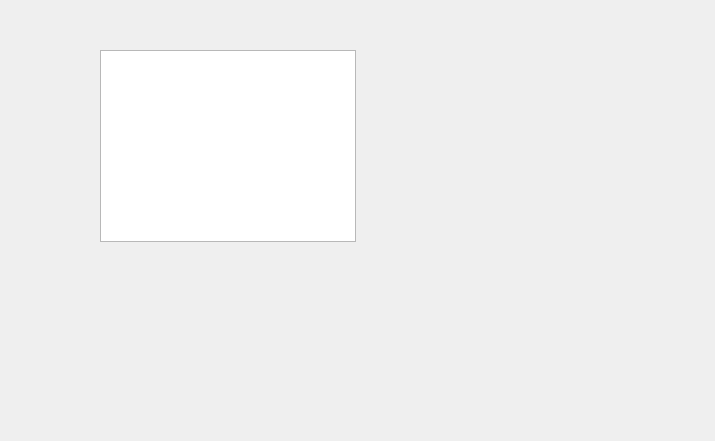
shotgunsoftware/tk-multi-devutils, file resources/check_updates/dialog.ui: the form before one commit.
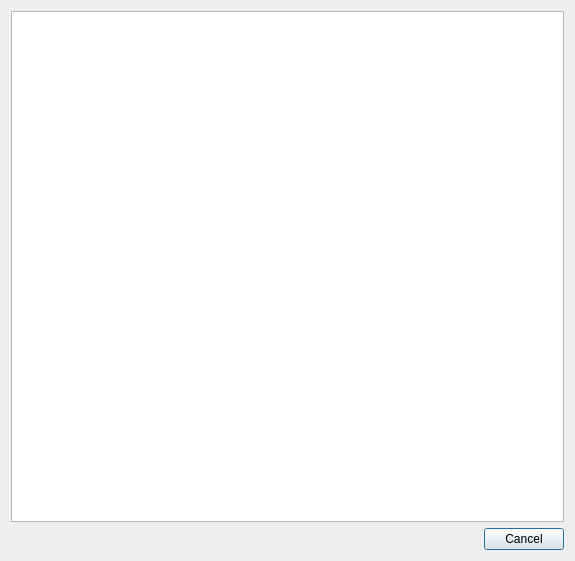
The form after the commit.

The edit to the form file:
```diff
--- a/resources/check_updates/dialog.ui
+++ b/resources/check_updates/dialog.ui
@@ -6,23 +6,42 @@
    <rect>
     <x>0</x>
     <y>0</y>
-    <width>715</width>
-    <height>441</height>
+    <width>575</width>
+    <height>561</height>
    </rect>
   </property>
   <property name="windowTitle">
    <string>Shotgun Publish</string>
   </property>
-  <widget class="QPlainTextEdit" name="plainTextEdit">
-   <property name="geometry">
-    <rect>
-     <x>100</x>
-     <y>50</y>
-     <width>256</width>
-     <height>192</height>
-    </rect>
-   </property>
-  </widget>
+  <layout class="QVBoxLayout" name="verticalLayout">
+   <item>
+    <widget class="QPlainTextEdit" name="plainTextEdit"/>
+   </item>
+   <item>
+    <layout class="QHBoxLayout" name="horizontalLayout">
+     <item>
+      <spacer name="horizontalSpacer">
+       <property name="orientation">
+        <enum>Qt::Horizontal</enum>
+       </property>
+       <property name="sizeHint" stdset="0">
+        <size>
+         <width>40</width>
+         <height>20</height>
+        </size>
+       </property>
+      </spacer>
+     </item>
+     <item>
+      <widget class="QPushButton" name="cancel">
+       <property name="text">
+        <string>Cancel</string>
+       </property>
+      </widget>
+     </item>
+    </layout>
+   </item>
+  </layout>
  </widget>
  <resources>
   <include location="resources.qrc"/>
```
